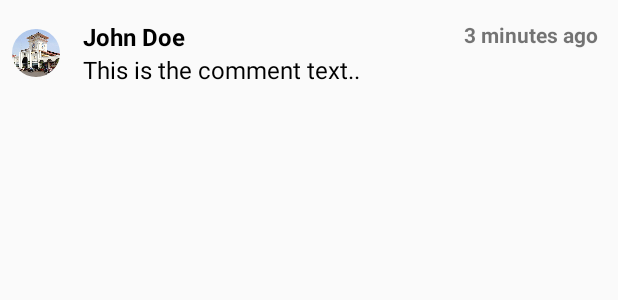
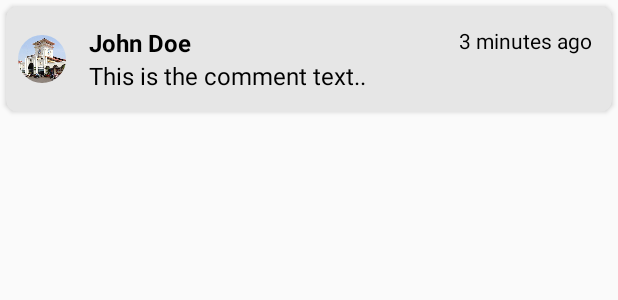
Before and after one commit to locanthach/ShareFood, an Android app: the layout item_comment.xml on its own in the app's theme, with its tools: preview values and no code run, on a phone screen of 412 x 824 dp. Shown: the top 300 px of the screen. Run offline under Robolectric (Android 15) with nearby library versions, the phone set to English and light mode, and no system bars.

Commit message:
update UI
+added cardview
+added fab

```diff
--- a/app/build.gradle
+++ b/app/build.gradle
@@ -61,11 +61,12 @@ dependencies {
     compile 'com.github.jd-alexander:LikeButton:0.2.1'
     //Riple animation
     compile 'com.balysv:material-ripple:1.0.2'
+    compile 'com.github.traex.rippleeffect:library:1.3'
     //Fonts
     compile 'uk.co.chrisjenx:calligraphy:2.3.0'
+    compile 'com.vstechlab.easyfonts:easyfonts:1.0.0'
     //CardView
     compile 'com.github.gabrielemariotti.cards:cardslib-core:2.1.0'
-    compile 'com.github.gabrielemariotti.cards:cardslib-recyclerview:2.1.0'
     //FIREBASE
     compile 'com.google.firebase:firebase-core:11.0.2'
     compile 'com.google.firebase:firebase-config:11.0.2'
--- a/app/src/main/java/com/locanthach/sharefood/activity/IntroActivity.java
+++ b/app/src/main/java/com/locanthach/sharefood/activity/IntroActivity.java
@@ -25,7 +25,7 @@ public class IntroActivity extends AppIntro {
         super.onCreate(savedInstanceState);
         addSlide(SlideHome.newInstance(R.layout.slide_intro_home));
         addSlide(SlideContent.newInstance(R.layout.slide_intro_content));
-        addSlide(AppIntroFragment.newInstance("How to use", "ShareFood is really easy to use. \nLet's start!", R.drawable.how_to_use, ContextCompat.getColor(this,R.color.teal900)));
+        addSlide(AppIntroFragment.newInstance("How to use", "ShareFood is really easy to use. \nLet's start!", R.drawable.how_to_use, ContextCompat.getColor(this,R.color.teal400)));
         addSlide(SlideHowToUse.newInstance(R.layout.slide_intro_to_use));
         askForPermissions(new String[]{Manifest.permission.CAMERA},3);
         addSlide(SlideHowToUse2.newInstance(R.layout.slide_intro_to_use_2));
--- a/app/src/main/java/com/locanthach/sharefood/activity/PostDetailActivity.java
+++ b/app/src/main/java/com/locanthach/sharefood/activity/PostDetailActivity.java
@@ -19,6 +19,7 @@ import com.locanthach.sharefood.databinding.ActivityPostDetailBinding;
 import com.locanthach.sharefood.model.Comment;
 import com.locanthach.sharefood.model.Post;
 import com.locanthach.sharefood.model.User;
+import com.vstechlab.easyfonts.EasyFonts;
 
 public class PostDetailActivity extends AppCompatActivity {
     private static final String TAG = "PostDetailActivity";
@@ -75,10 +76,15 @@ public class PostDetailActivity extends AppCompatActivity {
                 Post post = dataSnapshot.getValue(Post.class);
                 // [START_EXCLUDE]
                 binding.tvAuthor.setText(post.getAuthor());
+                binding.tvAuthor.setTypeface(EasyFonts.robotoBold(PostDetailActivity.this));
                 binding.tvContent.setText(post.getContent());
+                binding.tvContent.setTypeface(EasyFonts.cac_champagne(PostDetailActivity.this));
                 binding.tvLocation.setText(post.getLocation());
+                binding.tvLocation.setTypeface(EasyFonts.robotoBold(PostDetailActivity.this));
                 binding.tvLikeCount.setText(post.getLikeString());
+                binding.tvLikeCount.setTypeface(EasyFonts.robotoBold(PostDetailActivity.this));
                 binding.tvTime.setText("shared " + post.getRelativeTime());
+                binding.tvTime.setTypeface(EasyFonts.robotoLight(PostDetailActivity.this));
                 // [END_EXCLUDE]
             }
 
--- a/app/src/main/java/com/locanthach/sharefood/adapter/CommentAdapter.java
+++ b/app/src/main/java/com/locanthach/sharefood/adapter/CommentAdapter.java
@@ -54,6 +54,7 @@ public class CommentAdapter extends RecyclerView.Adapter<CommentViewHolder> {
                 mCommentIds.add(dataSnapshot.getKey());
                 mComments.add(comment);
                 notifyItemInserted(mComments.size() - 1);
+
                 // [END_EXCLUDE]
             }
 
--- a/app/src/main/res/layout/item_comment.xml
+++ b/app/src/main/res/layout/item_comment.xml
@@ -1,5 +1,6 @@
 <?xml version="1.0" encoding="utf-8"?>
 <layout xmlns:android="http://schemas.android.com/apk/res/android"
+    xmlns:app="http://schemas.android.com/apk/res-auto"
     xmlns:tools="http://schemas.android.com/tools">
 
     <data>
@@ -9,6 +10,15 @@
             type="com.locanthach.sharefood.model.Comment" />
     </data>
 
+
+    <android.support.v7.widget.CardView
+        android:layout_width="match_parent"
+        android:layout_height="wrap_content"
+        android:layout_margin="4dp"
+        android:clickable="true"
+        android:foreground="?android:attr/selectableItemBackground"
+        app:cardBackgroundColor="#E6E6E6"
+        app:cardCornerRadius="8dp">
 
         <RelativeLayout
             android:layout_width="match_parent"
@@ -46,12 +56,12 @@
                         tools:text="John Doe" />
 
                     <TextView
+                        android:textColor="@color/black"
                         android:id="@+id/tvTime"
                         android:layout_width="wrap_content"
                         android:layout_height="wrap_content"
                         android:layout_gravity="right"
                         android:text="@{comment.relativeTime}"
-                    android:textStyle="bold"
                         tools:text="3 minutes ago" />
                 </FrameLayout>
 
@@ -68,4 +78,5 @@
             </LinearLayout>
 
         </RelativeLayout>
+    </android.support.v7.widget.CardView>
 </layout>
--- a/app/src/main/res/layout/slide_intro_content.xml
+++ b/app/src/main/res/layout/slide_intro_content.xml
@@ -3,7 +3,7 @@
     android:layout_width="match_parent"
     android:layout_height="match_parent"
     android:animateLayoutChanges="true"
-    android:background="#004D40">
+    android:background="@color/teal400">
 
     <ImageView
         android:id="@+id/imgShareFood"
--- a/app/src/main/res/layout/slide_intro_home.xml
+++ b/app/src/main/res/layout/slide_intro_home.xml
@@ -3,7 +3,7 @@
     android:layout_width="match_parent"
     android:layout_height="match_parent"
     android:animateLayoutChanges="true"
-    android:background="#004D40">
+    android:background="@color/teal400">
 
     <TextView
         android:layout_centerHorizontal="true"
--- a/app/src/main/res/layout/slide_intro_to_use.xml
+++ b/app/src/main/res/layout/slide_intro_to_use.xml
@@ -1,7 +1,7 @@
 <?xml version="1.0" encoding="utf-8"?>
 <RelativeLayout xmlns:android="http://schemas.android.com/apk/res/android"
     android:layout_width="match_parent"
-    android:background="#004D40"
+    android:background="@color/teal400"
     android:layout_height="match_parent">
 
     <TextView
--- a/app/src/main/res/layout/slide_intro_to_use_2.xml
+++ b/app/src/main/res/layout/slide_intro_to_use_2.xml
@@ -1,7 +1,7 @@
 <?xml version="1.0" encoding="utf-8"?>
 <RelativeLayout xmlns:android="http://schemas.android.com/apk/res/android"
     android:layout_width="match_parent"
-    android:background="#004D40"
+    android:background="@color/teal400"
     android:layout_height="match_parent">
 
     <TextView
--- a/app/src/main/res/values/colors.xml
+++ b/app/src/main/res/values/colors.xml
@@ -1,8 +1,11 @@
 <?xml version="1.0" encoding="utf-8"?>
 <resources>
-    <color name="colorPrimary">#009688</color>
-    <color name="colorPrimaryDark">#00796B</color>
-    <color name="colorAccent">#00796B</color>
+    <!--<color name="colorPrimary">#009688</color>-->
+    <!--<color name="colorPrimaryDark">#00796B</color>-->
+    <!--<color name="colorAccent">#00796B</color>-->
+    <color name="colorPrimary">#26A69A</color>
+    <color name="colorPrimaryDark">#009688</color>
+    <color name="colorAccent">#4DB6AC</color>
     <color name="grey">#9E9E9E</color>
     <color name="blueGrey">#607D8B</color>
     <color name="white">#FFFFFF</color>
@@ -12,11 +15,13 @@
     <color name="teal900">#004D40</color>
     <color name="teal700">#00796B</color>
     <color name="teal200">#80CBC4</color>
+    <color name="teal400">#26A69A</color>
     <color name="teal500">#009688</color>
     <color name="black">#000000</color>
     <color name="grey300">#E0E0E0</color>
     <color name="grey100">#F5F5F5</color>
     <color name="grey200">#EEEEEE</color>
     <color name="lightGreen">#8BC34A</color>
+    <color name="indigo400">#5C6BC0</color>
 
 </resources>
--- a/app/src/main/res/values/styles.xml
+++ b/app/src/main/res/values/styles.xml
@@ -6,14 +6,15 @@
         <item name="colorPrimary">@color/colorPrimary</item>
         <item name="colorPrimaryDark">@color/colorPrimaryDark</item>
         <item name="colorAccent">@color/colorAccent</item>
-
-
+        <item name="colorControlNormal">@color/white</item>
+        <item name="android:colorControlNormal">@color/white</item>
         <item name="android:windowSoftInputMode">stateHidden|adjustPan</item>
     </style>
 
     <style name="TransculentStatusBar" parent="AppTheme">
         <item name="windowActionBar">false</item>
         <item name="windowNoTitle">true</item>
+        <item name="android:navigationBarColor">@android:color/transparent</item>
         <item name="android:windowTranslucentStatus">true</item>
         <item name="android:windowTranslucentNavigation">true</item>
         <item name="android:windowDrawsSystemBarBackgrounds">true</item>
```
Also changed, not shown: app/src/main/res/drawable/ic_add.xml (added, +9 -0 lines), app/src/main/res/drawable/ic_comment.xml (+3 -8 lines), app/src/main/res/drawable/ic_favorite.xml (added, +9 -0 lines), app/src/main/res/drawable/ripple.xml (added, +10 -0 lines), app/src/main/res/layout/activity_main.xml (+34 -14 lines), app/src/main/res/layout/activity_post_detail.xml (+5 -4 lines), app/src/main/res/layout/item_post.xml (+39 -19 lines), app/src/main/assets/fonts/roboto-mono-regular.ttf (deleted). Lines whose indentation alone changed are shown as unchanged.
